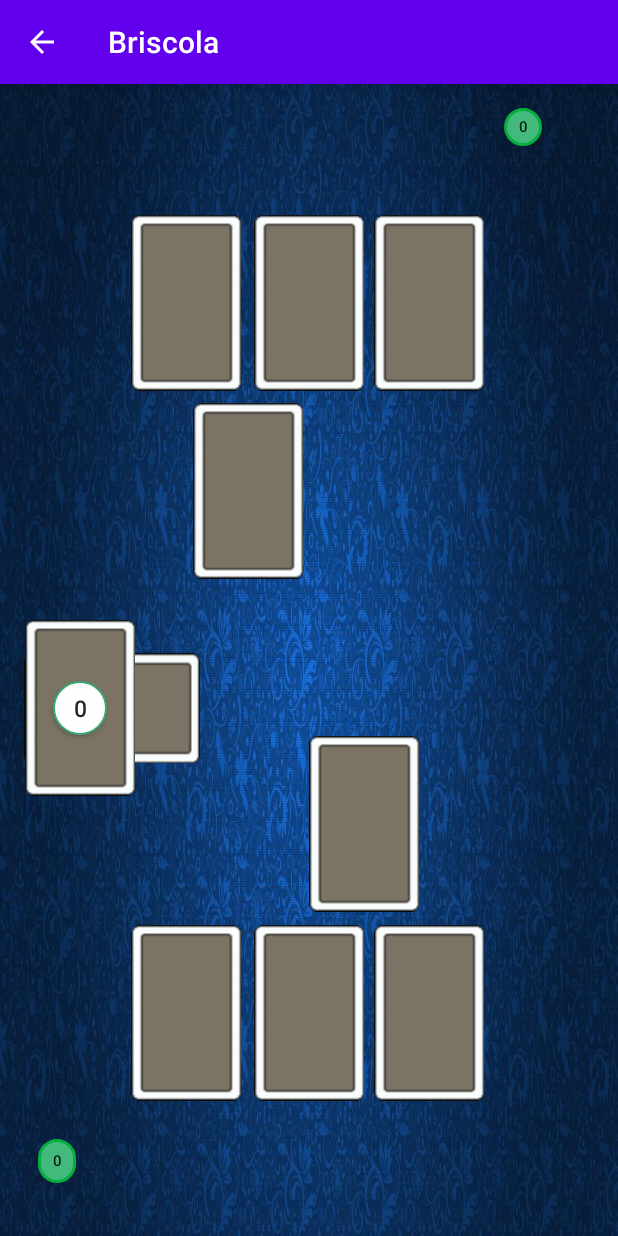
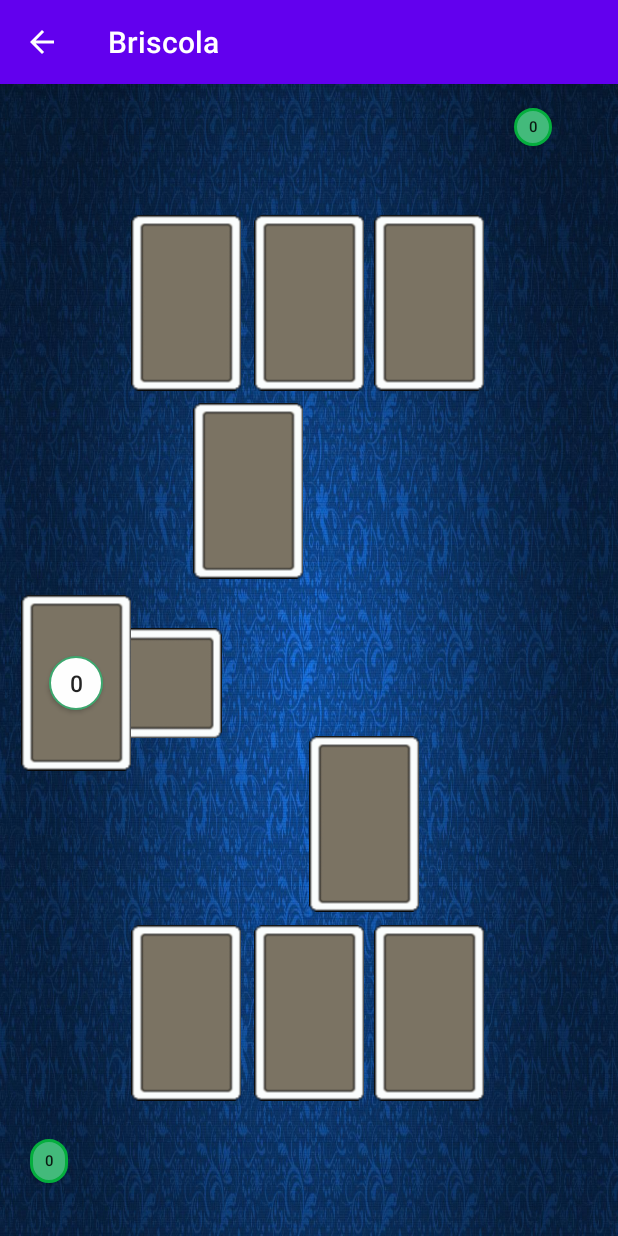
Before and after one commit to diberardinocalisti/BriscolaAndroidShared, an Android app: the ActivityMultiplayerGame screen opened directly, with no data from a screen before it, on a phone screen of 412 x 824 dp. Run offline under Robolectric (Android 15) with nearby library versions, the phone set to English and light mode, and no system bars; our stand-ins replace Firebase (no records; nobody signed in at launch, a user with empty details on screens opened directly); libraries missing offline, so code that uses them is left out: com.facebook, com.facebook.login; plain views replace ProfilePictureView.

Commit message:
layout partita ottimizzato per ogni dispositivo

```diff
--- a/app/src/main/res/layout/campo_da_gioco.xml
+++ b/app/src/main/res/layout/campo_da_gioco.xml
@@ -77,14 +77,13 @@
                 android:id="@+id/friendProfilePicture2"
                 android:layout_width="50dp"
                 android:layout_height="50dp"
-                android:layout_marginEnd="13dp"
-                android:layout_marginRight="13dp"
                 android:layout_marginBottom="16dp"
                 android:padding="1sp"
                 android:paddingRight="10sp"
                 android:visibility="visible"
                 app:layout_constraintBottom_toBottomOf="parent"
-                app:layout_constraintEnd_toStartOf="@+id/button4">
+                app:layout_constraintEnd_toStartOf="@+id/button4"
+                app:layout_constraintStart_toStartOf="parent">
 
                 <Button
                     android:id="@+id/button12"
@@ -119,11 +118,10 @@
                 android:id="@+id/friendProfilePictureCPU"
                 android:layout_width="50dp"
                 android:layout_height="50dp"
-                android:layout_marginStart="13dp"
-                android:layout_marginLeft="13dp"
                 android:layout_marginTop="16dp"
                 android:src="@drawable/ic_baseline_account_circle_24"
                 android:visibility="visible"
+                app:layout_constraintEnd_toEndOf="parent"
                 app:layout_constraintStart_toEndOf="@+id/button3"
                 app:layout_constraintTop_toTopOf="parent">
 
@@ -185,28 +183,26 @@
                 android:rotation="90"
                 app:layout_constraintBottom_toBottomOf="@+id/button8"
                 app:layout_constraintEnd_toEndOf="@+id/button8"
+                app:layout_constraintHorizontal_bias="0.095"
                 app:layout_constraintStart_toStartOf="@+id/button8"
-                app:layout_constraintTop_toTopOf="@+id/button8" />
+                app:layout_constraintTop_toTopOf="@+id/button8"
+                app:layout_constraintVertical_bias="1.0" />
 
             <ImageView
                 android:id="@+id/button8"
                 android:layout_width="73dp"
                 android:layout_height="117dp"
-                android:layout_marginStart="30dp"
-                android:layout_marginLeft="30dp"
-                android:layout_marginTop="321dp"
-                android:layout_marginEnd="338dp"
-                android:layout_marginRight="338dp"
-                android:layout_marginBottom="293dp"
+                android:layout_marginStart="14dp"
+                android:layout_marginLeft="14dp"
+                android:layout_marginTop="322dp"
+                android:layout_marginBottom="292dp"
                 android:background="@drawable/vuoto"
                 android:focusable="false"
                 android:focusableInTouchMode="false"
                 app:layout_constraintBottom_toBottomOf="parent"
-                app:layout_constraintEnd_toEndOf="parent"
-                app:layout_constraintHorizontal_bias="0.466"
+                app:layout_constraintEnd_toStartOf="@+id/button1"
                 app:layout_constraintStart_toStartOf="parent"
-                app:layout_constraintTop_toTopOf="parent"
-                app:layout_constraintVertical_bias="1.0" />
+                app:layout_constraintTop_toTopOf="parent" />
 
             <Button
                 android:id="@+id/button9"
```
